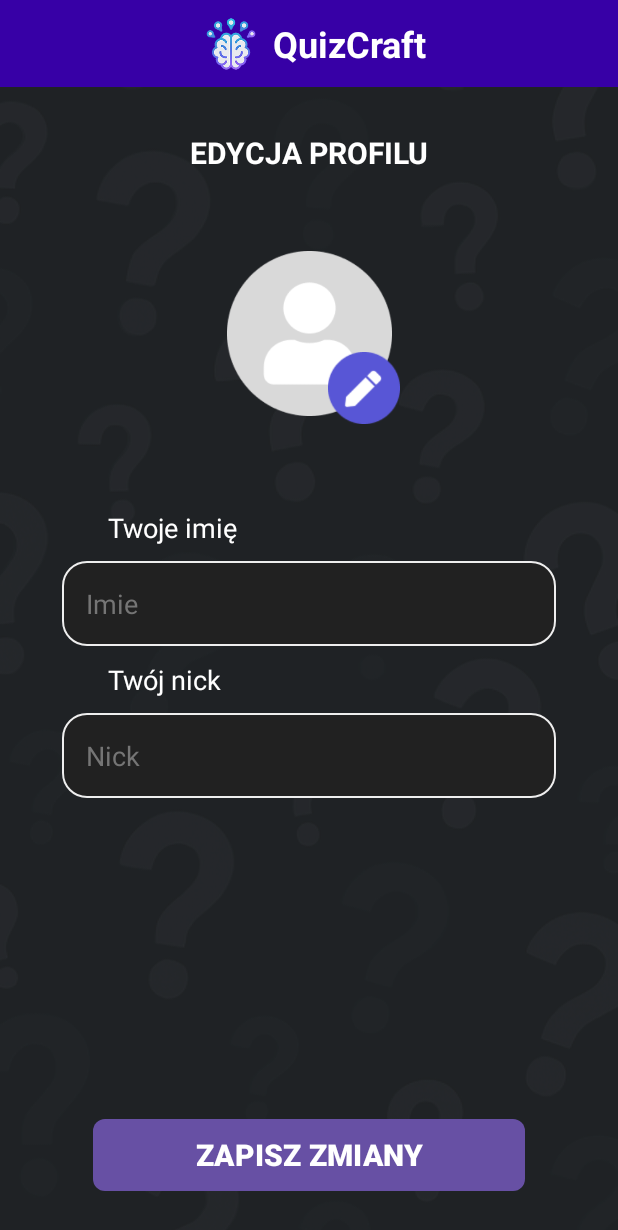
After one commit to elmaccho/quizcraft, an Android app: the Ustawienia screen opened directly, with no data from a screen before it, on a phone screen of 412 x 824 dp. The commit adds this screen. Shown: the top 1230 px of the screen. Run offline under Robolectric (Android 15) with nearby library versions, the phone set to English and light mode, and no system bars.

Commit message:
Dodanie widoku ustawien

```diff
--- a/app/src/main/java/com/example/quizcraft/Logowanie.java
+++ b/app/src/main/java/com/example/quizcraft/Logowanie.java
@@ -87,7 +87,6 @@ public class Logowanie extends AppCompatActivity {
                             if (apiResponse != null && apiResponse.message != null) {
                                 CustomToast.showToast(Logowanie.this, apiResponse.message, R.drawable.logo, Toast.LENGTH_LONG);
                                 if (apiResponse.success && apiResponse.user != null) {
-                                    // Zapisz dane użytkownika w SharedPreferences
                                     SharedPreferences prefs = getSharedPreferences("MyPrefs", MODE_PRIVATE);
                                     SharedPreferences.Editor editor = prefs.edit();
                                     editor.putInt("userId", apiResponse.user.getId());
--- a/app/src/main/java/com/example/quizcraft/Profil.java
+++ b/app/src/main/java/com/example/quizcraft/Profil.java
@@ -1,7 +1,10 @@
 package com.example.quizcraft;
 
+import android.content.Intent;
 import android.content.SharedPreferences;
 import android.os.Bundle;
+import android.view.View;
+import android.widget.Button;
 import android.widget.ImageView;
 import android.widget.TextView;
 import android.widget.Toast;
@@ -26,6 +29,7 @@ import retrofit2.converter.gson.GsonConverterFactory;
 
 public class Profil extends AppCompatActivity {
 
+    Button buttonHome;
     private TextView tvNick, tvData, tvWygrane1, tvRemisy1, tvPorazki1, tvRozQuizy1, tvDni1, tvSku1, tvKategoria1;
     private ImageView ivProfil, cameraButton;
 
@@ -45,6 +49,7 @@ public class Profil extends AppCompatActivity {
         tvKategoria1 = findViewById(R.id.tv_kategoria1);
         ivProfil = findViewById(R.id.iv_profil);
         cameraButton = findViewById(R.id.cameraButton);
+        buttonHome = findViewById(R.id.button_home);
 
         SharedPreferences prefs = getSharedPreferences("MyPrefs", MODE_PRIVATE);
         int userId = prefs.getInt("userId", -1);
@@ -56,6 +61,21 @@ public class Profil extends AppCompatActivity {
         }
 
         fetchUserData(userId);
+
+        buttonHome.setOnClickListener(new View.OnClickListener() {
+            @Override
+            public void onClick(View view) {
+                Intent intent = new Intent(Profil.this, MainActivity.class);
+                startActivity(intent);
+            }
+        });
+        cameraButton.setOnClickListener(new View.OnClickListener() {
+            @Override
+            public void onClick(View view) {
+                Intent intent = new Intent(Profil.this, Ustawienia.class);
+                startActivity(intent);
+            }
+        });
     }
 
     private void fetchUserData(int userId) {
@@ -104,7 +124,6 @@ public class Profil extends AppCompatActivity {
                         int allgames = gamesWon + gamesDraw + gamesLost;
                         String effectiveness = answers > 0 ? String.format(Locale.getDefault(), "%.0f%%", (correctAnswers * 100.0 / answers)) : "0%";
 
-                        // Wyświetl dane w UI
                         tvNick.setText("@" + username);
                         tvData.setText(formattedDate);
                         tvWygrane1.setText(String.valueOf(gamesWon));
--- /dev/null
+++ b/app/src/main/java/com/example/quizcraft/Ustawienia.java
@@ -0,0 +1,36 @@
+package com.example.quizcraft;
+
+import android.content.Intent;
+import android.os.Bundle;
+import android.view.View;
+import android.widget.Button;
+
+import androidx.activity.EdgeToEdge;
+import androidx.appcompat.app.AppCompatActivity;
+import androidx.core.graphics.Insets;
+import androidx.core.view.ViewCompat;
+import androidx.core.view.WindowInsetsCompat;
+
+public class Ustawienia extends AppCompatActivity {
+
+    private Button zapiszBtn;
+
+    @Override
+    protected void onCreate(Bundle savedInstanceState) {
+        super.onCreate(savedInstanceState);
+        EdgeToEdge.enable(this);
+        setContentView(R.layout.ustawienia);
+        ViewCompat.setOnApplyWindowInsetsListener(findViewById(R.id.main), (v, insets) -> {
+            Insets systemBars = insets.getInsets(WindowInsetsCompat.Type.systemBars());
+            v.setPadding(systemBars.left, systemBars.top, systemBars.right, systemBars.bottom);
+            return insets;
+        });
+
+        zapiszBtn = findViewById(R.id.button_zapisz);
+
+        zapiszBtn.setOnClickListener(v -> {
+            Intent intent = new Intent(Ustawienia.this, Profil.class);
+            startActivity(intent);
+        });
+    }
+}
--- /dev/null
+++ b/app/src/main/res/drawable/rounded_edittext_background.xml
@@ -0,0 +1,10 @@
+<?xml version="1.0" encoding="utf-8"?>
+<shape xmlns:android="http://schemas.android.com/apk/res/android"
+    android:shape="rectangle">
+    <solid android:color="#212121" /> <corners android:radius="16dp" /> <stroke
+    android:width="1dp"
+    android:color="#EEEEEE" /> <padding
+    android:left="16dp"
+    android:top="8dp"
+    android:right="16dp"
+    android:bottom="8dp" /> </shape>
--- a/app/src/main/res/layout/activity_main.xml
+++ b/app/src/main/res/layout/activity_main.xml
@@ -5,7 +5,7 @@
     android:id="@+id/main"
     android:layout_width="match_parent"
     android:layout_height="match_parent"
-    tools:context=".MainActivity">
+    tools:context=".Ustawienia">
 
     <androidx.constraintlayout.widget.Guideline
         android:id="@+id/gl_h01"
--- a/app/src/main/res/layout/tryby_gry.xml
+++ b/app/src/main/res/layout/tryby_gry.xml
@@ -5,7 +5,7 @@
     android:id="@+id/main"
     android:layout_width="match_parent"
     android:layout_height="match_parent"
-    tools:context=".MainActivity">
+    tools:context=".Ustawienia">
 
     <androidx.constraintlayout.widget.Guideline
         android:id="@+id/gl_h01"
--- /dev/null
+++ b/app/src/main/res/layout/ustawienia.xml
@@ -0,0 +1,204 @@
+<?xml version="1.0" encoding="utf-8"?>
+<androidx.constraintlayout.widget.ConstraintLayout xmlns:android="http://schemas.android.com/apk/res/android"
+    xmlns:app="http://schemas.android.com/apk/res-auto"
+    xmlns:tools="http://schemas.android.com/tools"
+    android:id="@+id/main"
+    android:layout_width="match_parent"
+    android:layout_height="match_parent"
+    tools:context=".Ustawienia">
+
+    <androidx.constraintlayout.widget.Guideline
+        android:id="@+id/gl_h01"
+        android:layout_width="match_parent"
+        android:layout_height="match_parent"
+        android:orientation="horizontal"
+        app:layout_constraintGuide_percent="0.07" />
+
+    <androidx.constraintlayout.widget.Guideline
+        android:id="@+id/gl_h02"
+        android:layout_width="match_parent"
+        android:layout_height="match_parent"
+        android:orientation="horizontal"
+        app:layout_constraintGuide_percent="0.14" />
+
+    <androidx.constraintlayout.widget.Guideline
+        android:id="@+id/gl_v01"
+        android:layout_width="match_parent"
+        android:layout_height="match_parent"
+        android:orientation="vertical"
+        app:layout_constraintGuide_percent="0.15" />
+
+    <androidx.constraintlayout.widget.Guideline
+        android:id="@+id/gl_v02"
+        android:layout_width="match_parent"
+        android:layout_height="match_parent"
+        android:orientation="vertical"
+        app:layout_constraintGuide_percent="0.33" />
+
+    <androidx.constraintlayout.widget.Guideline
+        android:id="@+id/gl_v03"
+        android:layout_width="match_parent"
+        android:layout_height="match_parent"
+        android:orientation="vertical"
+        app:layout_constraintGuide_percent="0.85" />
+
+    <androidx.constraintlayout.widget.Guideline
+        android:id="@+id/gl_v04"
+        android:layout_width="match_parent"
+        android:layout_height="match_parent"
+        android:orientation="vertical"
+        app:layout_constraintGuide_percent="0.9" />
+
+    <androidx.constraintlayout.widget.Guideline
+        android:id="@+id/gl_v05"
+        android:layout_width="match_parent"
+        android:layout_height="match_parent"
+        android:orientation="vertical"
+        app:layout_constraintGuide_percent="0.1" />
+
+    <androidx.constraintlayout.widget.Guideline
+        android:id="@+id/gl_h03"
+        android:layout_width="match_parent"
+        android:layout_height="match_parent"
+        android:orientation="horizontal"
+        app:layout_constraintGuide_percent="0.4" />
+
+    <View
+        android:id="@+id/bg_gora"
+        android:layout_width="0dp"
+        android:layout_height="0dp"
+        android:background="#3700A6"
+        app:layout_constraintBottom_toTopOf="@+id/gl_h01"
+        app:layout_constraintEnd_toEndOf="parent"
+        app:layout_constraintStart_toStartOf="parent"
+        app:layout_constraintTop_toTopOf="parent" />
+
+    <ImageView
+        android:id="@+id/iv_logo"
+        android:layout_width="36dp"
+        android:layout_height="36dp"
+        android:src="@drawable/logo"
+        app:layout_constraintBottom_toTopOf="@+id/gl_h01"
+        app:layout_constraintStart_toStartOf="@+id/gl_v02"
+        app:layout_constraintTop_toTopOf="parent" />
+
+    <TextView
+        android:id="@+id/title_quizcraft"
+        android:layout_width="wrap_content"
+        android:layout_height="wrap_content"
+        android:text="QuizCraft"
+        android:textColor="#FFFFFF"
+        android:textSize="24sp"
+        android:textStyle="bold"
+        android:layout_marginLeft="10dp"
+        app:layout_constraintBottom_toBottomOf="@id/gl_h01"
+        app:layout_constraintStart_toEndOf="@+id/iv_logo"
+        app:layout_constraintTop_toTopOf="parent" />
+
+    <View
+        android:id="@+id/bg_dol"
+        android:layout_width="0dp"
+        android:layout_height="0dp"
+        android:background="@drawable/tlo"
+        app:layout_constraintBottom_toBottomOf="parent"
+        app:layout_constraintEnd_toEndOf="parent"
+        app:layout_constraintHorizontal_bias="0.0"
+        app:layout_constraintStart_toStartOf="parent"
+        app:layout_constraintTop_toTopOf="@+id/gl_h01"
+        app:layout_constraintVertical_bias="0.0" />
+
+    <Button
+        android:id="@+id/button_zapisz"
+        android:layout_width="0dp"
+        android:layout_height="wrap_content"
+        android:background="@drawable/main_button"
+        android:text="ZAPISZ ZMIANY"
+        android:textColor="#FFFFFF"
+        android:textSize="20dp"
+        android:textStyle="bold"
+        android:layout_marginBottom="30dp"
+        app:layout_constraintBottom_toBottomOf="parent"
+        app:layout_constraintEnd_toStartOf="@+id/gl_v03"
+        app:layout_constraintStart_toStartOf="@+id/gl_v01" />
+
+    <TextView
+        android:id="@+id/tv_edycjaprofilu"
+        android:layout_width="wrap_content"
+        android:layout_height="wrap_content"
+        android:text="EDYCJA PROFILU"
+        android:textColor="#FFFFFF"
+        android:textSize="20sp"
+        android:textStyle="bold"
+        app:layout_constraintBottom_toTopOf="@+id/gl_h02"
+        app:layout_constraintEnd_toEndOf="parent"
+        app:layout_constraintStart_toStartOf="parent" />
+
+    <View
+        android:id="@+id/profile_pic"
+        android:layout_width="110dp"
+        android:layout_height="110dp"
+        android:background="@drawable/profile"
+        app:layout_constraintBottom_toTopOf="@+id/gl_h03"
+        app:layout_constraintEnd_toStartOf="@+id/gl_v03"
+        app:layout_constraintStart_toStartOf="@+id/gl_v01"
+        app:layout_constraintTop_toTopOf="@+id/gl_h02" />
+
+    <TextView
+        android:id="@+id/tv_imie"
+        android:layout_width="wrap_content"
+        android:layout_height="wrap_content"
+        android:text="Twoje imię"
+        android:textColor="#FFFFFF"
+        android:textSize="18sp"
+        android:padding="10dp"
+        app:layout_constraintStart_toStartOf="@+id/gl_v01"
+        app:layout_constraintTop_toTopOf="@+id/gl_h03" />
+
+    <EditText
+        android:id="@+id/et_imie"
+        android:layout_width="0dp"
+        android:layout_height="wrap_content"
+        android:background="@drawable/rounded_edittext_background"
+        android:hint="Imie"
+        android:padding="16dp"
+        android:textColor="@android:color/white"
+        android:textColorHint="#757575"
+        app:layout_constraintEnd_toStartOf="@+id/gl_v04"
+        app:layout_constraintStart_toStartOf="@+id/gl_v05"
+        app:layout_constraintTop_toBottomOf="@+id/tv_imie" />
+
+    <ImageView
+        android:id="@+id/cameraButton"
+        android:layout_width="48dp"
+        android:layout_height="48dp"
+        android:src="@drawable/edit"
+        app:layout_constraintEnd_toEndOf="@+id/profile_pic"
+        app:layout_constraintBottom_toBottomOf="@+id/profile_pic"
+        android:layout_marginEnd="-5dp"
+        android:layout_marginBottom="-5dp" />
+
+    <TextView
+        android:id="@+id/tv_nick"
+        android:layout_width="wrap_content"
+        android:layout_height="wrap_content"
+        android:padding="10dp"
+        android:text="Twój nick"
+        android:textColor="#FFFFFF"
+        android:textSize="18sp"
+        app:layout_constraintStart_toStartOf="@+id/gl_v01"
+        app:layout_constraintTop_toBottomOf="@+id/et_imie" />
+
+    <EditText
+        android:id="@+id/et_nick"
+        android:layout_width="0dp"
+        android:layout_height="wrap_content"
+        android:background="@drawable/rounded_edittext_background"
+        android:hint="Nick"
+        android:padding="16dp"
+        android:textColor="@android:color/white"
+        android:textColorHint="#757575"
+        app:layout_constraintEnd_toStartOf="@+id/gl_v04"
+        app:layout_constraintStart_toStartOf="@+id/gl_v05"
+        app:layout_constraintTop_toBottomOf="@+id/tv_nick" />
+
+</androidx.constraintlayout.widget.ConstraintLayout>
```
Also changed, not shown: app/src/main/AndroidManifest.xml (+32 -18 lines).
